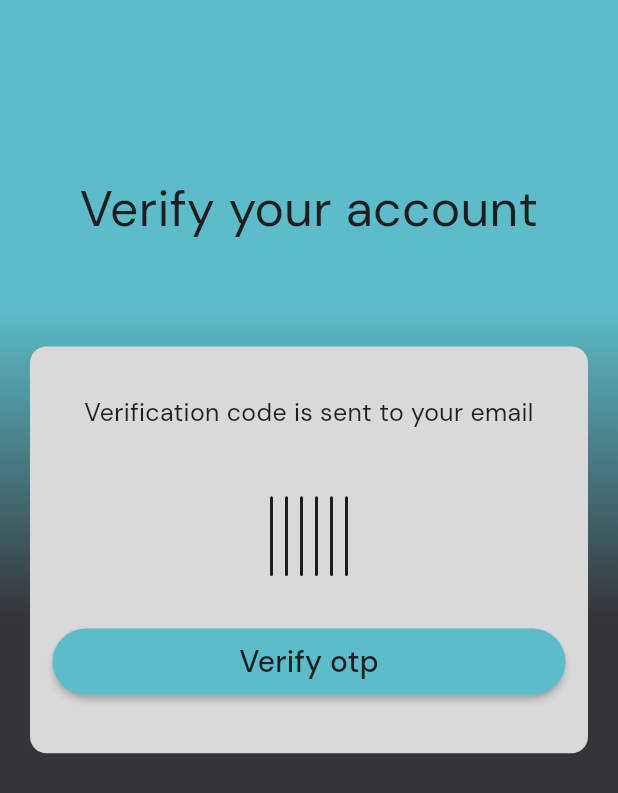
After one commit to om945/flutter_Remiender_app, a Flutter app: the screen it shows after launch, after a tap on "Verify account", on a phone screen of 412 x 824 dp. The commit adds this screen. Shown: the top 793 px of the screen. Run offline on Flutter 3.47's test engine with Material 3 defaults, Android fonts, the phone set to English and light mode, and no system bars; drawn by our look-alikes of pinput; our stand-ins replace flutter_local_notifications, flutter_screenutil, get, google_fonts, shared_preferences, timezone; network calls fail.

Commit message:
Add password reset functionality and enhance user authentication flow
- Implemented forgot password and reset password features in the authentication controller.
- Added email templates for sending password reset OTPs.
- Updated user model to store reset password OTP and expiration.
- Enhanced frontend to navigate between password reset and verification screens.
- Updated API routes to handle password reset requests and OTP verification.

```diff
--- a/lib/auth/auth.dart
+++ b/lib/auth/auth.dart
@@ -1,5 +1,7 @@
 import 'package:flutter/material.dart';
 import 'package:flutter_screenutil/flutter_screenutil.dart';
+import 'package:remiender_app/auth/forgot_password_page.dart';
+import 'package:remiender_app/auth/otp_service_field.dart';
 import 'package:remiender_app/services/auth_services.dart';
 import 'package:remiender_app/theme/theme.dart';
 
@@ -226,6 +228,14 @@ class _SignupPageState extends State<SignupPage> {
                           ),
                           !_isSignupView
                               ? InkWell(
+                                  onTap: () {
+                                    Navigator.of(context).push(
+                                      MaterialPageRoute(
+                                        builder: (context) =>
+                                            const ForgotPasswordPage(),
+                                      ),
+                                    );
+                                  },
                                   child: Text(
                                     'Forgot password',
                                     textAlign: TextAlign.end,
@@ -241,6 +251,59 @@ class _SignupPageState extends State<SignupPage> {
                           Custombutton(
                             title: _isSignupView ? 'Sign Up' : 'Sign In',
                             action: _isSignupView ? signupUser : signinUser,
+                          ),
+                          SizedBox(height: 10.h),
+                          Center(
+                            child: Text(
+                              'Account is not verified? click here👇',
+                              style: TextStyle(
+                                fontSize: 10.sp,
+                                fontFamily: googleFontSemiBold,
+                                color: blackColor,
+                              ),
+                            ),
+                          ),
+                          Center(
+                            child: TextButton(
+                              onPressed: () {
+                                Navigator.of(context).push(
+                                  PageRouteBuilder(
+                                    pageBuilder:
+                                        (
+                                          context,
+                                          animation,
+                                          secondryAnimation,
+                                        ) => const OtpServiceField(),
+                                    transitionDuration: Duration(
+                                      microseconds: 200,
+                                    ),
+                                    transitionsBuilder:
+                                        (
+                                          context,
+                                          animation,
+                                          scondaryAnimation,
+                                          child,
+                                        ) {
+                                          const begin = Offset(0, 1);
+                                          const end = Offset(0, 0);
+                                          const curve = Curves.easeInOut;
+                                          var tween = Tween(
+                                            begin: begin,
+                                            end: end,
+                                          ).chain(CurveTween(curve: curve));
+                                          var offsetAnimation = animation.drive(
+                                            tween,
+                                          );
+                                          return SlideTransition(
+                                            position: offsetAnimation,
+                                            child: child,
+                                          );
+                                        },
+                                  ),
+                                );
+                              },
+                              child: Text('Verify account'),
+                            ),
                           ),
                         ],
                       ),
--- /dev/null
+++ b/lib/auth/otp_service_field.dart
@@ -0,0 +1,155 @@
+import 'package:flutter/material.dart';
+import 'package:flutter_screenutil/flutter_screenutil.dart';
+import 'package:pinput/pinput.dart';
+import 'package:remiender_app/auth/auth.dart';
+import 'package:remiender_app/services/auth_services.dart';
+import 'package:remiender_app/theme/theme.dart';
+import 'package:remiender_app/utils/enums.dart';
+
+class OtpServiceField extends StatefulWidget {
+  final String? email;
+  final OtpPurpose purpose;
+  const OtpServiceField({
+    super.key,
+    this.email,
+    this.purpose = OtpPurpose.emailVerification,
+  });
+
+  @override
+  State<OtpServiceField> createState() => _OtpServiceFieldState();
+}
+
+class _OtpServiceFieldState extends State<OtpServiceField> {
+  final TextEditingController _otpController = TextEditingController();
+  final FocusNode _otpFocusNode = FocusNode();
+  final AuthServices authService = AuthServices();
+
+  @override
+  void dispose() {
+    _otpController.dispose();
+    _otpFocusNode.dispose();
+    super.dispose();
+  }
+
+  void verifyOTP() async {
+    if (widget.purpose == OtpPurpose.passwordReset) {
+      authService.verifyResetOtp(
+        context: context,
+        email: widget.email.toString(),
+        otp: _otpController.text,
+      );
+      _otpController.clear();
+    } else {
+      authService.verifyOTP(
+        context: context,
+        email: widget.email.toString(),
+        otp: _otpController.text,
+      );
+    }
+  }
+
+  @override
+  Widget build(BuildContext context) {
+    final screeenWidth = MediaQuery.of(context).size.width;
+    final screeenHeight = MediaQuery.of(context).size.height;
+    final PinTheme otptheme = PinTheme(
+      textStyle: TextStyle(
+        fontFamily: googleFontSemiBold, // Assuming this is defined
+        fontSize: 20.sp,
+        color: whiteColor,
+      ),
+      height: 48.h,
+      // width: 66.w,
+      decoration: BoxDecoration(
+        border: Border.all(style: BorderStyle.none, color: blueColor),
+        borderRadius: BorderRadius.circular(10.r),
+        color: blackColor,
+      ),
+    );
+    return Scaffold(
+      body: SingleChildScrollView(
+        child: SizedBox(
+          height: screeenHeight,
+          child: Stack(
+            children: [
+              Container(
+                width: screeenWidth,
+                height: screeenHeight * 0.50,
+                decoration: BoxDecoration(gradient: Grediants.gradient1),
+              ),
+              Positioned(
+                top: screeenHeight * 0.14,
+                right: 0,
+                left: 0,
+                child: Text(
+                  widget.purpose == OtpPurpose.passwordReset
+                      ? 'Enter Password Reset OTP'
+                      : 'Verify your account',
+                  textAlign: TextAlign.center,
+                  style: TextStyle(
+                    color: blackColor,
+                    fontFamily: googleFontBold,
+                    fontSize: 30.sp,
+                  ),
+                ),
+              ),
+              Positioned(
+                top: screeenHeight * 0.25, // Adjusted top position
+                left: 0,
+                right: 0,
+                child: Padding(
+                  padding: const EdgeInsets.fromLTRB(20, 25, 20, 25),
+                  child: Container(
+                    width: screeenWidth,
+                    decoration: BoxDecoration(
+                      color: whiteColor,
+                      borderRadius: BorderRadius.circular(10.r),
+                    ),
+                    child: Padding(
+                      padding: const EdgeInsets.all(15.0),
+                      child: Column(
+                        children: [
+                          SizedBox(height: 15.h),
+                          Text(
+                            widget.purpose == OtpPurpose.passwordReset
+                                ? 'A password reset OTP is sent to your ${widget.email != null ? "(${widget.email}) email" : "email"}'
+                                : 'Verification code is sent to your ${widget.email != null ? "(${widget.email}) email" : "email"}',
+                            textAlign: TextAlign.center,
+                            style: TextStyle(
+                              color: blackColor,
+                              fontFamily: googleFontNormal,
+                              fontSize: 15.sp,
+                            ),
+                          ),
+                          SizedBox(height: 40.h),
+                          Pinput(
+                            length: 6,
+                            controller:
+                                _otpController, // Link Pinput to controller
+                            focusNode:
+                                _otpFocusNode, // Link Pinput to focus node
+                            mainAxisAlignment: MainAxisAlignment.spaceEvenly,
+                            selectionControls: MaterialTextSelectionControls(),
+                            defaultPinTheme: otptheme,
+                            focusedPinTheme: otptheme.copyBorderWith(
+                              border: Border.all(width: 2.w, color: blueColor),
+                            ),
+                            // Optional: Automatically verify when OTP is complete
+                            onCompleted: (pin) => (verifyOTP()),
+                          ),
+                          SizedBox(height: 30.h),
+                          Custombutton(title: 'Verify otp', action: verifyOTP),
+                          SizedBox(height: 20.h),
+                        ],
+                      ),
+                    ),
+                  ),
+                ),
+              ),
+            ],
+          ),
+        ),
+      ),
+    );
+  }
+}
--- a/lib/models/user.dart
+++ b/lib/models/user.dart
@@ -6,6 +6,7 @@ class User {
   final String email;
   final String token;
   final String password;
+  final String? otp;
 
   User({
     required this.id,
@@ -13,6 +14,7 @@ class User {
     required this.email,
     required this.token,
     required this.password,
+    this.otp,
   });
 
   factory User.fromMap(Map<String, dynamic> map) {
@@ -22,11 +24,12 @@ class User {
       email: map['email'],
       token: map['token'],
       password: map['password'],
+      otp: map['otp'],
     );
   }
 
   Map<String, dynamic> toMap() {
-    return {'name': name, 'email': email, 'token': token, 'password': password};
+    return {'name': name, 'email': email, 'token': token, 'password': password, 'otp': otp};
   }
 
   String toJson() => json.encode(toMap());
--- a/lib/utils/constants.dart
+++ b/lib/utils/constants.dart
@@ -1,3 +1,3 @@
 class Constants {
-  static String uri = 'https://11ee514dfd43.ngrok-free.app';
+  static String uri = 'https://d70a6d5996f6.ngrok-free.app';
 }
--- /dev/null
+++ b/lib/utils/enums.dart
@@ -0,0 +1 @@
+enum OtpPurpose { emailVerification, passwordReset }
--- a/pubspec.yaml
+++ b/pubspec.yaml
@@ -43,6 +43,7 @@ dependencies:
   flutter_svg: ^2.2.0
   intl: ^0.20.2
   flutter_local_notifications: ^19.4.0
+  pinput: ^5.0.2
 
 
 dev_dependencies:
```
Also changed, not shown: lib/auth/forgot_password_page.dart (added, +118 -0 lines), lib/auth/reset_password_page.dart (added, +145 -0 lines), lib/services/auth_services.dart (+167 -3 lines), lib/utils/utils.dart (+21 -3 lines), pubspec.lock, 5 other files.
